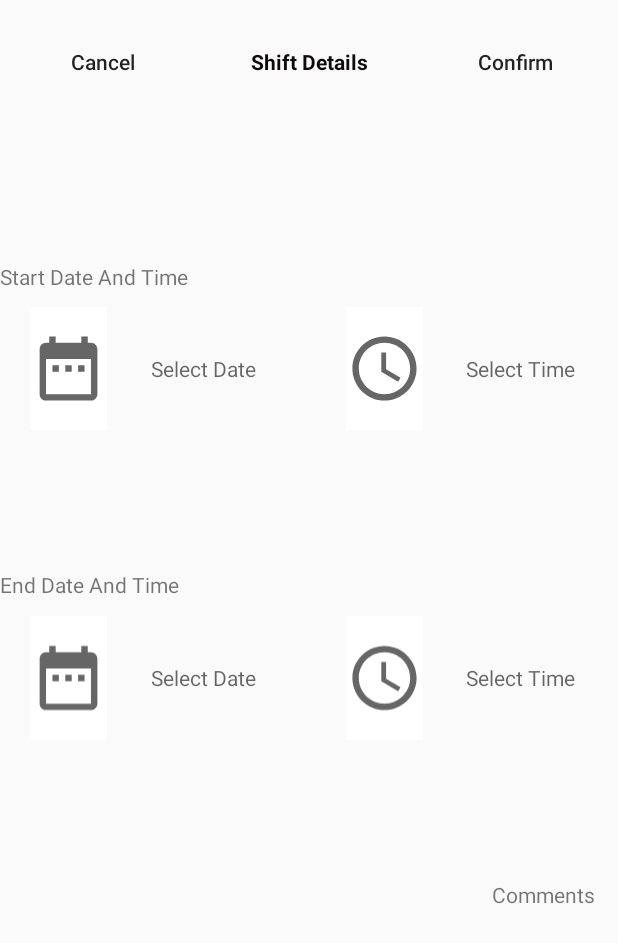
After one commit to benefraimov/Shifts, an Android app: the layout fragment_add_shift_with.xml on its own in the app's theme, with its tools: preview values and no code run, on a phone screen of 412 x 824 dp. The commit adds this screen. Shown: the top 943 px of the screen. Run offline under Robolectric (Android 15) with nearby library versions, the phone set to English and light mode, and no system bars.

```diff
--- a/app/build.gradle
+++ b/app/build.gradle
@@ -34,6 +34,7 @@ dependencies {
     implementation 'androidx.lifecycle:lifecycle-extensions:2.2.0'
     implementation 'com.google.firebase:firebase-auth:19.3.1'
     implementation 'com.google.firebase:firebase-database:19.3.1'
+    implementation 'androidx.legacy:legacy-support-v4:1.0.0'
     testImplementation 'junit:junit:4.12'
     androidTestImplementation 'androidx.test.ext:junit:1.1.1'
     androidTestImplementation 'androidx.test.espresso:espresso-core:3.2.0'
--- /dev/null
+++ b/app/src/main/java/com/example/shifts/AddShiftWithFragment.java
@@ -0,0 +1,38 @@
+package com.example.shifts;
+
+import android.content.Intent;
+import android.os.Bundle;
+
+import androidx.fragment.app.Fragment;
+import androidx.fragment.app.FragmentManager;
+import androidx.fragment.app.FragmentTransaction;
+
+import android.view.LayoutInflater;
+import android.view.View;
+import android.view.ViewGroup;
+import android.widget.Button;
+
+public class AddShiftWithFragment extends Fragment {
+
+    Button btnAddShift, btnBackPressCancel;
+
+    @Override
+    public View onCreateView(final LayoutInflater inflater, ViewGroup container,
+                             Bundle savedInstanceState) {
+        // Inflate the layout for this fragment
+        View view = inflater.inflate(R.layout.fragment_add_shift_with, container, false);
+
+        btnAddShift = view.findViewById(R.id.btnConfirm);
+        btnBackPressCancel = view.findViewById(R.id.btnCancel);
+
+        btnBackPressCancel = public View onCreateView(LayoutInflater inflater, ViewGroup container,
+                                     Bundle savedInstanceState) {
+                View v = inflater.inflate(R.layout.activity_info, null);
+                return v;
+            }
+        });
+
+        return view;
+    }
+
+}
--- a/app/src/main/java/com/example/shifts/MainActivity.java
+++ b/app/src/main/java/com/example/shifts/MainActivity.java
@@ -10,6 +10,9 @@ import android.widget.Toast;
 
 import androidx.annotation.NonNull;
 import androidx.appcompat.app.AppCompatActivity;
+import androidx.fragment.app.Fragment;
+import androidx.fragment.app.FragmentManager;
+import androidx.fragment.app.FragmentTransaction;
 
 import com.google.android.gms.tasks.OnCompleteListener;
 import com.google.android.gms.tasks.Task;
--- a/app/src/main/java/com/example/shifts/WelcomePage.java
+++ b/app/src/main/java/com/example/shifts/WelcomePage.java
@@ -3,6 +3,9 @@ package com.example.shifts;
 import androidx.annotation.NonNull;
 import androidx.appcompat.app.AlertDialog;
 import androidx.appcompat.app.AppCompatActivity;
+import androidx.fragment.app.Fragment;
+import androidx.fragment.app.FragmentManager;
+import androidx.fragment.app.FragmentTransaction;
 
 import android.content.Context;
 import android.content.DialogInterface;
@@ -13,6 +16,7 @@ import android.view.View;
 import android.widget.AdapterView;
 import android.widget.ArrayAdapter;
 import android.widget.ListView;
+import android.widget.RelativeLayout;
 import android.widget.TextView;
 
 import com.google.firebase.auth.FirebaseAuth;
@@ -39,12 +43,13 @@ public class WelcomePage extends AppCompatActivity {
     ListView listView;
     ArrayList<String> arrayList = new ArrayList<>();
     TextView currentShiftsDate;
+    RelativeLayout rl;
 
     @Override
     protected void onCreate(Bundle savedInstanceState) {
         super.onCreate(savedInstanceState);//hkjj
         setContentView(R.layout.activity_welcome_page);
-
+        overridePendingTransition(android.R.anim.fade_in, android.R.anim.fade_out);
 
         mAuth = FirebaseAuth.getInstance();
         //userName = findViewById(R.id.testNameApear);
@@ -60,7 +65,7 @@ public class WelcomePage extends AppCompatActivity {
         listView.setAdapter(arrayAdapter);
 
         // Read from the database
-        ValueEventListener valueEventListener = new ValueEventListener() {
+        final ValueEventListener valueEventListener = new ValueEventListener() {
             @Override
             public void onDataChange(@NonNull DataSnapshot snapshot) {
                 for (DataSnapshot ds: snapshot.getChildren()){
@@ -140,13 +145,30 @@ public class WelcomePage extends AppCompatActivity {
             }
         });
 
+
         (findViewById(R.id.btnAddShip)).setOnClickListener(new View.OnClickListener() {
             @Override
             public void onClick(View v) {
-                Intent i = new Intent(WelcomePage.this,AddNewShift.class);
-                startActivity(i);
+                rl = findViewById(R.id.fragment_container);
+                rl.setVisibility(View.VISIBLE);
+                FragmentManager fm = getSupportFragmentManager();
+                FragmentTransaction ft = fm.beginTransaction();
+                ft.setCustomAnimations(android.R.anim.fade_in, android.R.anim.fade_out);
+                ft.add(R.id.fragment_container, new AddShiftWithFragment());
+                ft.commit();
             }
         });
     }
 
+//    public void changeFragment(View view){
+//        Fragment fragment;
+//        if(view == findViewById(R.id.btnAddShip)){
+//            fragment = new AddShiftWithFragment();
+//            FragmentManager fm = getSupportFragmentManager();
+//            FragmentTransaction ft = fm.beginTransaction();
+//            ft.replace(R.id.addShiftFragmentPlace, fragment);
+//            ft.commit();
+//        }
+//    }
+
 }
--- a/app/src/main/res/layout/activity_welcome_page.xml
+++ b/app/src/main/res/layout/activity_welcome_page.xml
@@ -8,6 +8,13 @@
     android:orientation="vertical"
     android:weightSum="20"
     tools:context=".WelcomePage">
+
+    <RelativeLayout
+        android:id="@+id/fragment_container"
+        android:layout_width="match_parent"
+        android:layout_height="0dp"
+        android:layout_weight="20"
+        android:visibility="gone" />
 
     <LinearLayout
         android:layout_width="match_parent"
@@ -69,7 +76,7 @@
             android:layout_width="0dp"
             android:layout_height="match_parent"
             android:layout_weight="5"
-            android:gravity="center"/>
+            android:gravity="center" />
 
     </LinearLayout>
 
@@ -109,7 +116,6 @@
             android:textColor="#090606" />
 
 
-
         <TextView
             android:layout_width="0dp"
             android:layout_height="match_parent"
@@ -123,12 +129,13 @@
     </LinearLayout>
 
     <ListView
+        android:id="@+id/listView"
         android:layout_width="match_parent"
         android:layout_height="0dp"
         android:layout_weight="13"
         android:background="#EBCFCF"
-                android:textColor="#090606"
-                android:id="@+id/listView">
+        android:textColor="#090606">
+
     </ListView>
 
     <LinearLayout
@@ -170,9 +177,9 @@
             android:layout_width="0dp"
             android:layout_height="match_parent"
             android:layout_weight="1"
+            android:background="@null"
             android:gravity="center"
             android:text="Log Out"
-            android:background="@null"
             android:textAllCaps="false"
             android:textColor="#606971" />
 
--- /dev/null
+++ b/app/src/main/res/layout/fragment_add_shift_with.xml
@@ -0,0 +1,212 @@
+<?xml version="1.0" encoding="utf-8"?>
+<LinearLayout xmlns:android="http://schemas.android.com/apk/res/android"
+    xmlns:tools="http://schemas.android.com/tools"
+    android:layout_width="match_parent"
+    android:layout_height="match_parent"
+    android:orientation="vertical"
+    android:weightSum="20"
+    tools:context=".AddShiftWithFragment">
+
+    <LinearLayout
+        android:layout_width="match_parent"
+        android:layout_height="0dp"
+        android:layout_weight="2"
+        android:orientation="horizontal"
+        android:weightSum="3">
+
+        <Button
+            android:id="@+id/btnCancel"
+            android:layout_width="0dp"
+            android:layout_height="match_parent"
+            android:layout_weight="1"
+            android:background="@null"
+            android:text="Cancel"
+            android:textAllCaps="false" />
+
+        <TextView
+            android:layout_width="0dp"
+            android:layout_height="match_parent"
+            android:layout_weight="1"
+            android:gravity="center"
+            android:text="Shift Details"
+            android:textColor="#0E0A0A"
+            android:textStyle="bold" />
+
+        <Button
+            android:id="@+id/btnConfirm"
+            android:layout_width="0dp"
+            android:layout_height="match_parent"
+            android:layout_weight="1"
+            android:background="@null"
+            android:text="Confirm"
+            android:textAllCaps="false" />
+
+    </LinearLayout>
+
+    <Space
+        android:layout_width="match_parent"
+        android:layout_height="0dp"
+        android:layout_weight="2" />
+
+    <TextView
+        android:layout_width="match_parent"
+        android:layout_height="0dp"
+        android:layout_weight="1"
+        android:gravity="center_vertical"
+        android:paddingEnd="15dp"
+        android:text="Start Date And Time"
+        android:textAlignment="viewStart"
+        tools:ignore="RtlCompat" />
+
+    <LinearLayout
+        android:layout_width="match_parent"
+        android:layout_height="0dp"
+        android:layout_weight="2"
+        android:orientation="horizontal"
+        android:weightSum="4">
+
+        <Space
+            android:layout_width="0dp"
+            android:layout_height="match_parent"
+            android:layout_weight="0.2" />
+
+        <ImageButton
+            android:id="@+id/datePicker1"
+            android:layout_width="0dp"
+            android:layout_height="match_parent"
+            android:layout_weight="0.5"
+            android:background="#FFFFFF"
+            android:scaleType="fitCenter"
+            android:src="@drawable/ic_baseline_date_range_24" />
+
+        <TextView
+            android:id="@+id/tvDate1"
+            android:layout_width="0dp"
+            android:layout_height="match_parent"
+            android:layout_weight="1.25"
+            android:gravity="center"
+            android:hint="Select Date" />
+
+        <Space
+            android:layout_width="0dp"
+            android:layout_height="match_parent"
+            android:layout_weight="0.3" />
+
+        <ImageButton
+            android:id="@+id/timePicker1"
+            android:layout_width="0dp"
+            android:layout_height="match_parent"
+            android:layout_weight="0.5"
+            android:background="#FFFFFF"
+            android:scaleType="fitCenter"
+            android:src="@drawable/ic_baseline_access_time_24" />
+
+        <TextView
+            android:id="@+id/tvTime1"
+            android:layout_width="0dp"
+            android:layout_height="match_parent"
+            android:layout_weight="1.25"
+            android:gravity="center"
+            android:hint="Select Time"
+            android:textAlignment="center" />
+
+
+    </LinearLayout>
+
+    <Space
+        android:layout_width="match_parent"
+        android:layout_height="0dp"
+        android:layout_weight="2" />
+
+    <TextView
+        android:layout_width="match_parent"
+        android:layout_height="0dp"
+        android:layout_weight="1"
+        android:gravity="center_vertical"
+        android:paddingEnd="15dp"
+        android:text="End Date And Time"
+        android:textAlignment="viewStart"
+        tools:ignore="RtlCompat" />
+
+    <LinearLayout
+        android:layout_width="match_parent"
+        android:layout_height="0dp"
+        android:layout_weight="2"
+        android:orientation="horizontal"
+        android:weightSum="4">
+
+        <Space
+            android:layout_width="0dp"
+            android:layout_height="match_parent"
+            android:layout_weight="0.2" />
+
+        <ImageButton
+            android:id="@+id/datePicker2"
+            android:layout_width="0dp"
+            android:layout_height="match_parent"
+            android:layout_weight="0.5"
+            android:background="#FFFFFF"
+            android:scaleType="fitCenter"
+            android:src="@drawable/ic_baseline_date_range_24" />
+
+        <TextView
+            android:id="@+id/tvDate2"
+            android:layout_width="0dp"
+            android:layout_height="match_parent"
+            android:layout_weight="1.25"
+            android:gravity="center"
+            android:hint="Select Date" />
+
+        <Space
+            android:layout_width="0dp"
+            android:layout_height="match_parent"
+            android:layout_weight="0.3" />
+
+        <ImageButton
+            android:id="@+id/timePicker2"
+            android:layout_width="0dp"
+            android:layout_height="match_parent"
+            android:layout_weight="0.5"
+            android:background="#FFFFFF"
+            android:scaleType="fitCenter"
+            android:src="@drawable/ic_baseline_access_time_24" />
+
+        <TextView
+            android:id="@+id/tvTime2"
+            android:layout_width="0dp"
+            android:layout_height="match_parent"
+            android:layout_weight="1.25"
+            android:gravity="center"
+            android:hint="Select Time"
+            android:textAlignment="center" />
+
+    </LinearLayout>
+
+    <Space
+        android:layout_width="match_parent"
+        android:layout_height="0dp"
+        android:layout_weight="2" />
+
+    <TextView
+        android:layout_width="match_parent"
+        android:layout_height="0dp"
+        android:layout_weight="1"
+        android:gravity="center_vertical"
+        android:paddingEnd="15dp"
+        android:text="Comments"
+        android:textAlignment="viewEnd"
+        tools:ignore="RtlCompat" />
+
+    <EditText
+        android:layout_width="match_parent"
+        android:layout_height="0dp"
+        android:layout_weight="4"
+        android:background="@null" />
+
+    <Space
+        android:layout_width="match_parent"
+        android:layout_height="0dp"
+        android:layout_weight="3" />
+
+
+</LinearLayout>
--- a/app/src/main/res/values/strings.xml
+++ b/app/src/main/res/values/strings.xml
@@ -5,4 +5,6 @@
     <string name="title_dashboard">Dashboard</string>
     <string name="title_notifications">Notifications</string>
     <string name="title_activity_test_navigation_page">TestNavigationPage</string>
+    <!-- TODO: Remove or change this placeholder text -->
+    <string name="hello_blank_fragment">Hello blank fragment</string>
 </resources>
```
Lines whose indentation alone changed are shown as unchanged.
